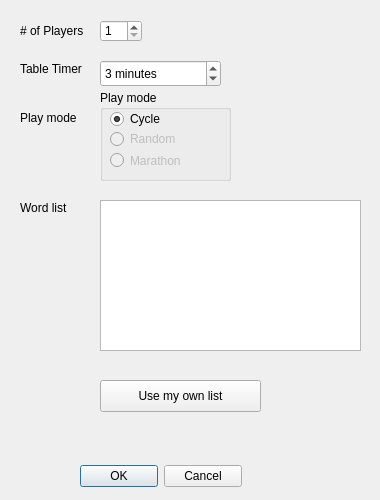
Qt form aerolith/trunk/src/aerolithclient/tableCreateForm.ui (domino14/aerolithdesktop) before a commit.
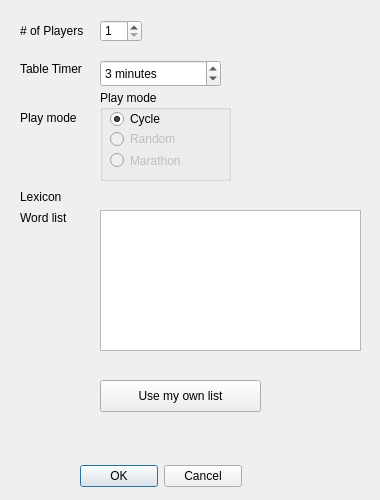
The same form after that commit.

```diff
--- a/aerolith/trunk/src/aerolithclient/tableCreateForm.ui
+++ b/aerolith/trunk/src/aerolithclient/tableCreateForm.ui
@@ -97,7 +97,7 @@
    <property name="geometry">
     <rect>
      <x>20</x>
-     <y>200</y>
+     <y>210</y>
      <width>61</width>
      <height>16</height>
     </rect>
@@ -228,9 +228,9 @@
    <property name="geometry">
     <rect>
      <x>100</x>
-     <y>200</y>
+     <y>210</y>
      <width>261</width>
-     <height>151</height>
+     <height>141</height>
     </rect>
    </property>
    <property name="focusPolicy">
@@ -253,6 +253,32 @@
     <string>Use my own list</string>
    </property>
   </widget>
+  <widget class="QLabel" name="label_5">
+   <property name="geometry">
+    <rect>
+     <x>20</x>
+     <y>190</y>
+     <width>46</width>
+     <height>14</height>
+    </rect>
+   </property>
+   <property name="text">
+    <string>Lexicon</string>
+   </property>
+  </widget>
+  <widget class="QLabel" name="labelLexiconName">
+   <property name="geometry">
+    <rect>
+     <x>100</x>
+     <y>190</y>
+     <width>71</width>
+     <height>16</height>
+    </rect>
+   </property>
+   <property name="text">
+    <string/>
+   </property>
+  </widget>
  </widget>
  <resources/>
  <connections>
```
Left out of the diff: 3 changed lines with no effect on the pictures.
